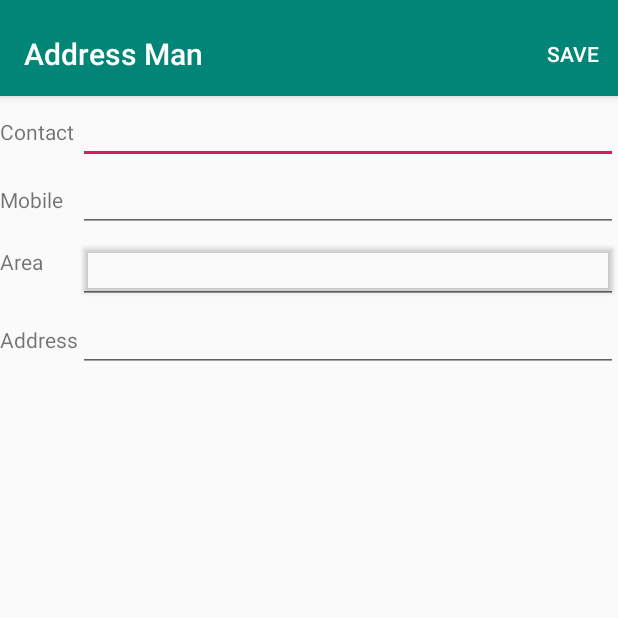
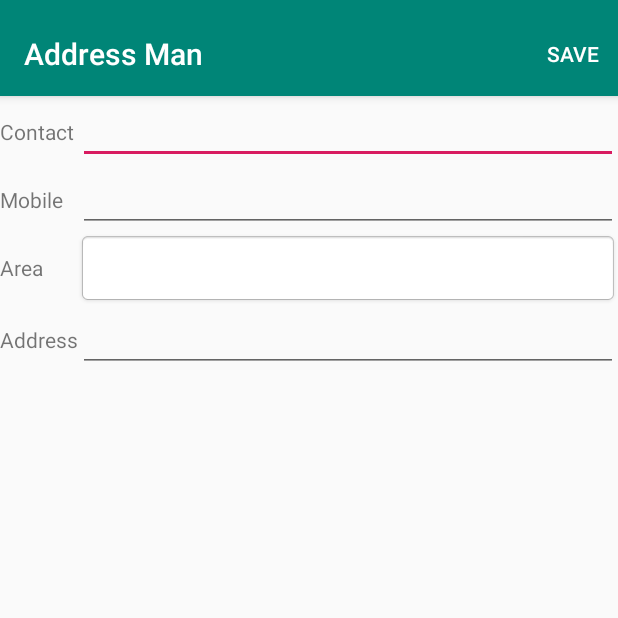
Before and after one commit to fourmigh/AddressMap, an Android app: the AddressActivity screen opened directly, with no data from a screen before it, on a phone screen of 412 x 824 dp, the top half of it. Run offline under Robolectric (Android 15) with nearby library versions, the phone set to English and light mode, and no system bars; libraries missing offline, so code that uses them is left out: com.amap.api; 1 statement that could not run was skipped.

Commit message:
修改UI

```diff
--- a/app/src/main/res/layout/layout_address.xml
+++ b/app/src/main/res/layout/layout_address.xml
@@ -57,7 +57,8 @@
                         android:maxLength="11"
                         android:id="@+id/etMobile"/>
             </TableRow>
-            <TableRow android:layout_width="match_parent" android:layout_height="match_parent">
+            <TableRow android:layout_width="match_parent" android:layout_height="match_parent"
+                      android:gravity="center_vertical">
                 <TextView
                         android:text="@string/contact_area"
                         android:layout_width="wrap_content"
@@ -65,8 +66,8 @@
                 <Button
                         android:layout_width="wrap_content"
                         android:layout_height="wrap_content"
-                        android:gravity="start"
-                        android:background="?attr/editTextBackground"
+                        android:gravity="start|center_vertical"
+                        android:background="@android:drawable/editbox_background_normal"
                         android:id="@+id/btnArea"/>
             </TableRow>
             <TableRow android:layout_width="match_parent" android:layout_height="match_parent">
```
